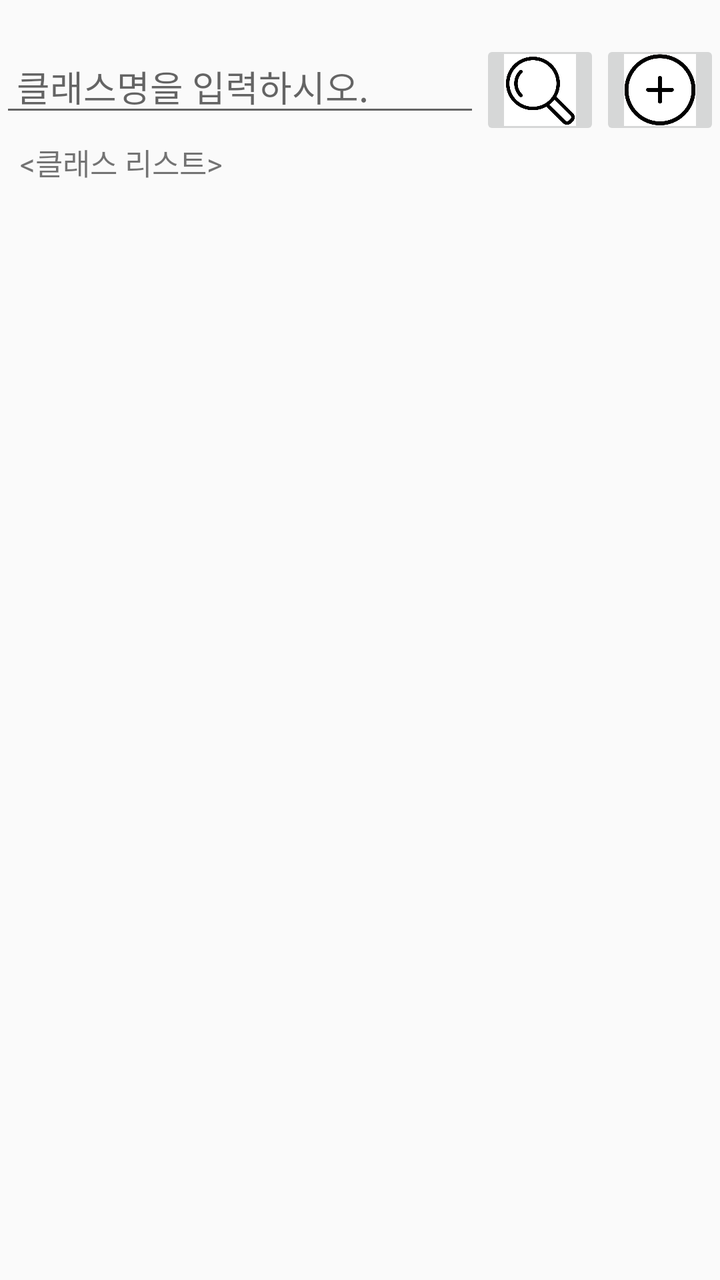
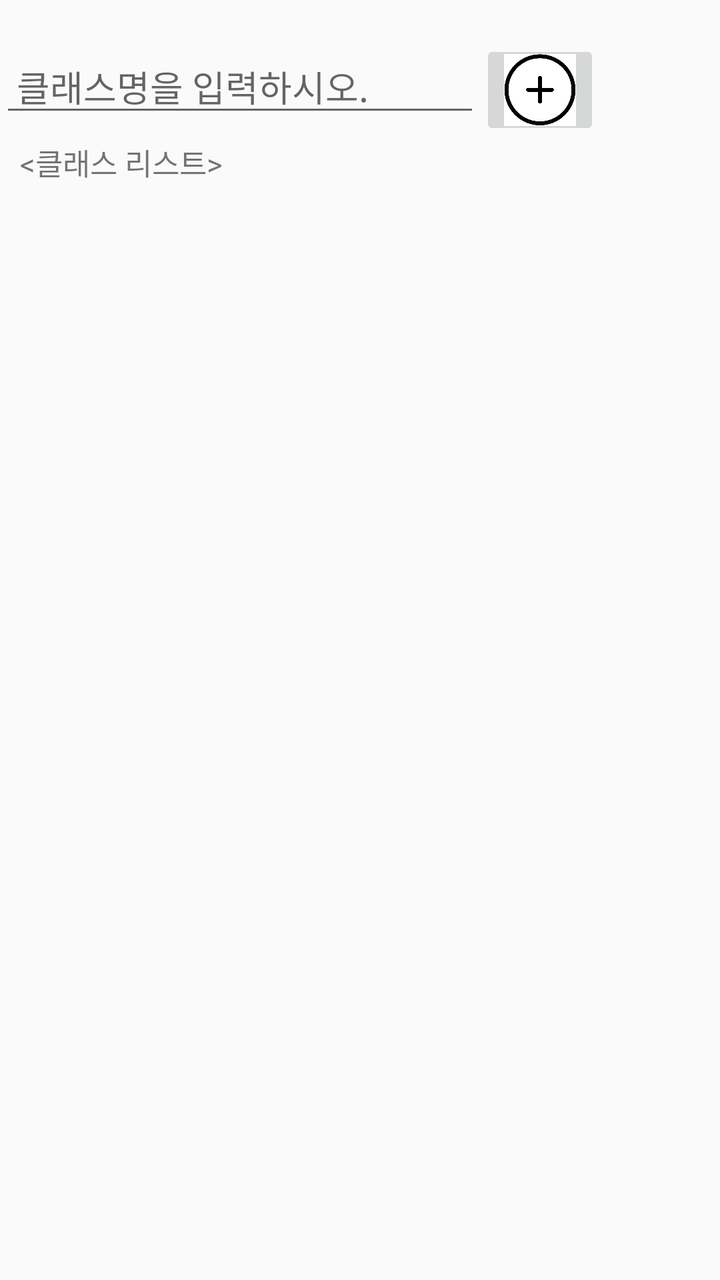

An Android layout rendered at two revisions. The XML below is the earlier revision; the diff shows what the commit changed to produce the second picture.
<!-- AndroidManifest.xml: application theme Theme.AppCompat.Light.DarkActionBar -->
<!-- res/layout/activity_whole_class_list.xml -->
<?xml version="1.0" encoding="utf-8"?>
<LinearLayout xmlns:android="http://schemas.android.com/apk/res/android"
    xmlns:app="http://schemas.android.com/apk/res-auto"
    xmlns:tools="http://schemas.android.com/tools"
    android:layout_width="match_parent"
    android:layout_height="match_parent"
    tools:context=".whole_class_list"
    android:orientation="vertical">


    <LinearLayout
        android:layout_marginTop="20dp"
        android:layout_width="match_parent"
        android:layout_height="wrap_content"
        android:weightSum="3">
        <EditText
            android:id="@+id/fClassname"
            android:layout_width="0dp"
            android:layout_height="wrap_content"
            android:layout_weight="2"
            android:ems="14"
            android:hint=" 클래스명을 입력하시오."/>
        <ImageButton
            android:id="@+id/findClass"
            android:layout_width="0dp"
            android:layout_height="50dp"
            android:scaleType="centerCrop"
            android:layout_weight="0.5"
            android:src="@drawable/search"/>
        <ImageButton
            android:id="@+id/addClass"
            android:layout_width="0dp"
            android:layout_height="50dp"
            android:layout_weight="0.5"
            android:scaleType="centerCrop"
            android:src="@drawable/add" />
    </LinearLayout>
    <TextView
        android:layout_width="match_parent"
        android:layout_height="wrap_content"
        android:layout_marginLeft="10dp"
        android:text="\u003C클래스 리스트\u003E"
        android:textSize="15dp"/>
    <ScrollView
        android:layout_width="match_parent"
        android:layout_height="match_parent"
        android:id="@+id/list_scroll"
        android:fillViewport="true">
        <ListView
            android:id="@+id/wholeClasslist"
            android:layout_width="match_parent"
            android:layout_height="match_parent">
        </ListView>
    </ScrollView>
</LinearLayout>
<!-- resources referenced by this layout -->
<resources>
  <!-- drawable add: png bitmap (drawable, 28384 bytes) -->
  <!-- drawable search: png bitmap (drawable, 29604 bytes) -->
</resources>

<!-- the commit's change to res/layout/activity_whole_class_list.xml (unified diff, before → after) -->
@@ -21,13 +21,6 @@
             android:ems="14"
             android:hint=" 클래스명을 입력하시오."/>
         <ImageButton
-            android:id="@+id/findClass"
-            android:layout_width="0dp"
-            android:layout_height="50dp"
-            android:scaleType="centerCrop"
-            android:layout_weight="0.5"
-            android:src="@drawable/search"/>
-        <ImageButton
             android:id="@+id/addClass"
             android:layout_width="0dp"
             android:layout_height="50dp"
@@ -49,7 +42,7 @@
         <ListView
             android:id="@+id/wholeClasslist"
             android:layout_width="match_parent"
-            android:layout_height="match_parent">
-        </ListView>
+            android:layout_height="match_parent"
+            android:textFilterEnabled="true"/>
     </ScrollView>
 </LinearLayout>
<!-- resource entries referenced after the edit -->
@@ -1,6 +1,5 @@
 <!-- resources referenced by this layout -->
 <resources>
   <!-- drawable add: png bitmap (drawable, 28384 bytes) -->
-  <!-- drawable search: png bitmap (drawable, 29604 bytes) -->
 </resources>
 
